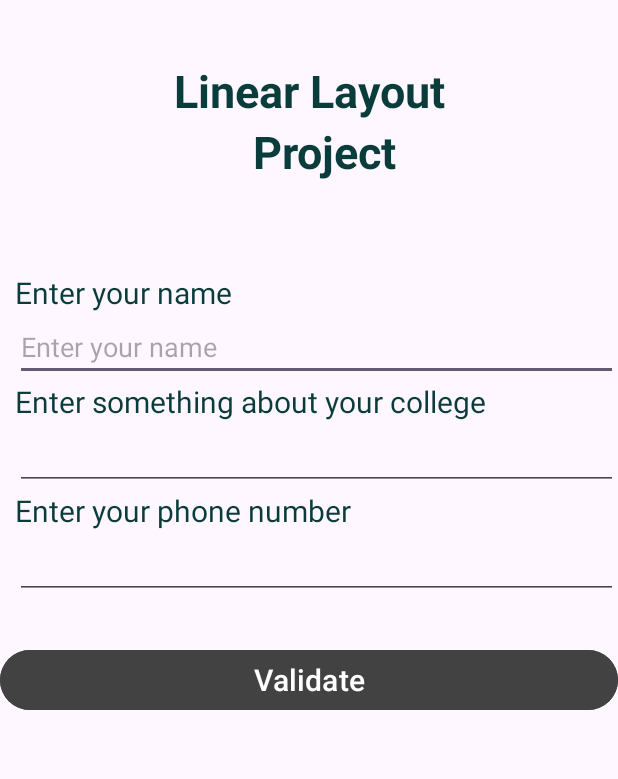
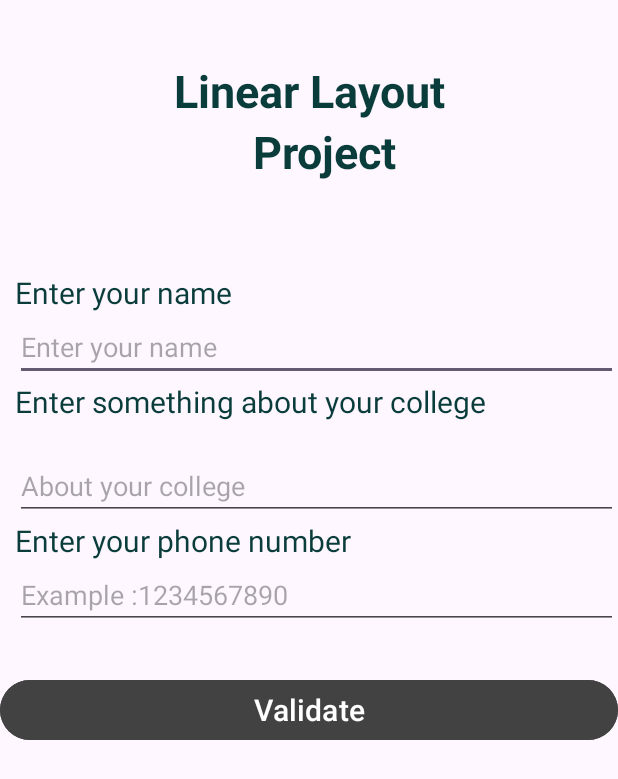
Before and after one commit to 48Shruti/MyFirstLocation, an Android app: the screen it shows after launch (MainActivity), on a phone screen of 412 x 824 dp. Shown: the top 779 px of the screen. Run offline under Robolectric (Android 15) with nearby library versions, the phone set to English and light mode, and no system bars.

Commit message:
Update main activity
Validate name, phone number and about the college

```diff
--- a/app/src/main/AndroidManifest.xml
+++ b/app/src/main/AndroidManifest.xml
@@ -6,9 +6,9 @@
         android:allowBackup="true"
         android:dataExtractionRules="@xml/data_extraction_rules"
         android:fullBackupContent="@xml/backup_rules"
-        android:icon="@mipmap/ic_launcher"
+        android:icon="@drawable/ic_launcher_foreground"
         android:label="@string/app_name"
-        android:roundIcon="@mipmap/ic_launcher_round"
+        android:roundIcon="@drawable/ic_launcher_background"
         android:supportsRtl="true"
         android:theme="@style/Theme.Myfirstproject"
         tools:targetApi="31">
--- a/app/src/main/java/com/shruti/myfirstproject/MainActivity.kt
+++ b/app/src/main/java/com/shruti/myfirstproject/MainActivity.kt
@@ -2,10 +2,39 @@ package com.shruti.myfirstproject
 
 import androidx.appcompat.app.AppCompatActivity
 import android.os.Bundle
+import android.widget.Button
+import android.widget.EditText
+import android.widget.Toast
 
 class MainActivity : AppCompatActivity() {
+    var etname : EditText?= null
+    var etcollegeinfo : EditText ?= null
+    var etphone : EditText ?= null
+    var btnvalidate : Button ?= null
     override fun onCreate(savedInstanceState: Bundle?) {
         super.onCreate(savedInstanceState)
         setContentView(R.layout.activity_main)
+        etname = findViewById(R.id.etname)
+        etcollegeinfo = findViewById(R.id.etcollegeinfo)
+        etphone = findViewById(R.id.etphone)
+        btnvalidate = findViewById(R.id.btnvalidate)
+      btnvalidate?.setOnClickListener {
+          if (etname?.text.isNullOrEmpty())
+          {
+              etname?.error= "Enter your name"
+          }else if (etcollegeinfo?.text.isNullOrEmpty())
+          {
+              etcollegeinfo?.error = "Enter about  your college"
+          }else if (etphone?.text.isNullOrEmpty())
+          {
+              etphone?.error = "Enter your phone number"
+          }else if(etphone?.text.toString().length<10){
+              etphone?.error = "Enter a validate number"
+          }else{
+              Toast.makeText(this, "Successful", Toast.LENGTH_SHORT).show()
+          }
+      }
+
     }
+
 }
--- a/app/src/main/res/layout/activity_main.xml
+++ b/app/src/main/res/layout/activity_main.xml
@@ -43,7 +43,10 @@
         android:layout_width="match_parent"
         android:layout_height="wrap_content"
         android:hint="Enter your name"
-    android:layout_marginLeft="10dp"/>
+        android:layout_marginLeft="10dp"
+        android:id="@+id/etname"
+        android:inputType="textCapWords"
+        />
     <TextView
         android:layout_width="match_parent"
         android:layout_height="wrap_content"
@@ -52,10 +55,17 @@
         android:layout_marginLeft="10dp"
         android:textColor="#093C3A"/>
 
+
     <EditText
         android:layout_width="match_parent"
         android:layout_height="wrap_content"
-        android:layout_marginLeft="10dp"/>
+        android:layout_marginLeft="10dp"
+        android:layout_marginTop="20dp"
+        android:hint="About your college "
+        android:minLines="5"
+        android:inputType="textCapWords"
+        android:id="@+id/etcollegeinfo"
+        />
     <TextView
         android:layout_width="match_parent"
         android:layout_height="wrap_content"
@@ -67,7 +77,12 @@
         android:layout_width="match_parent"
         android:layout_height="wrap_content"
         android:layout_marginLeft="10dp"
-    android:inputType="number"/>
+        android:inputType="number"
+        android:id="@+id/etphone"
+        android:maxLength="10"
+        android:hint="Example :1234567890"
+
+        />
 
     <Button
         android:layout_width="match_parent"
@@ -76,6 +91,7 @@
         android:textSize="20sp"
         android:gravity="center"
         android:layout_marginTop="30sp"
-   android:backgroundTint="@color/cardview_dark_background"/>
-
+       android:backgroundTint="@color/cardview_dark_background"
+        android:id="@+id/btnvalidate"/>
+       id
 </LinearLayout>
```
Lines whose indentation alone changed are shown as unchanged.
